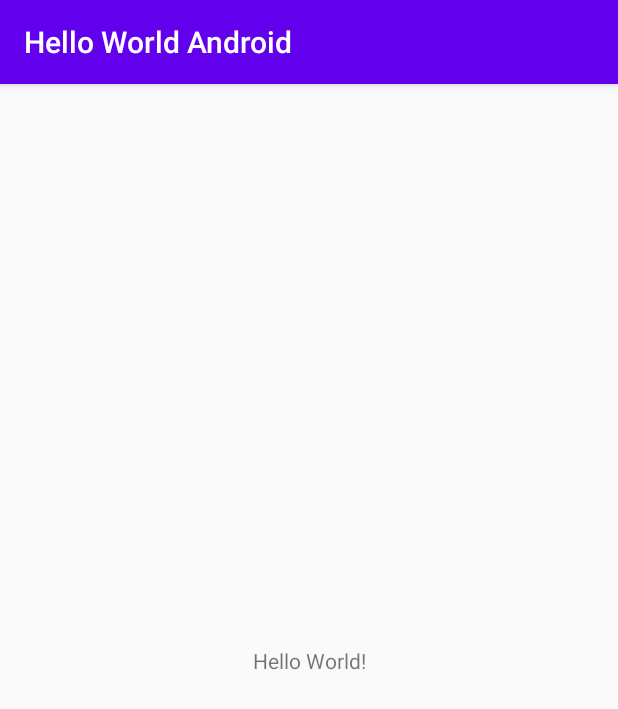
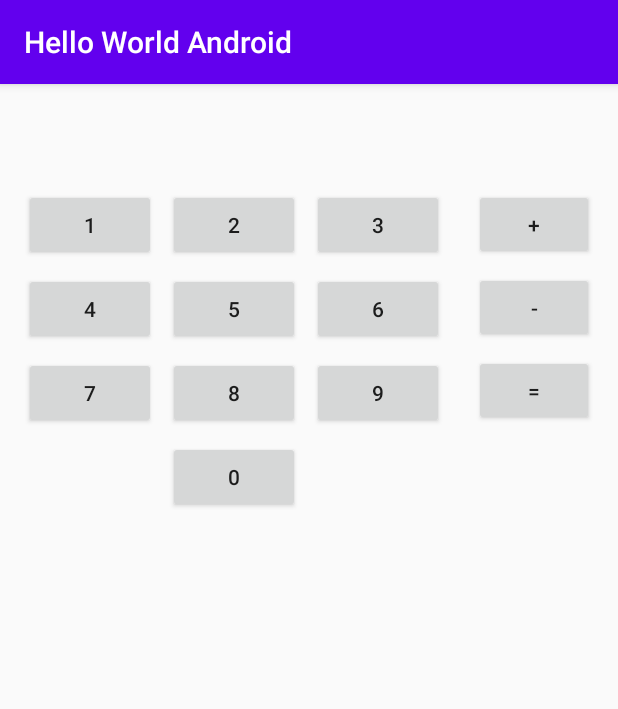
Before and after one commit to cahyanugraha12/hello-world-android, an Android app: the screen it shows after launch (MainActivity), on a phone screen of 412 x 824 dp. Shown: the top 709 px of the screen. Run offline under Robolectric (Android 15) with nearby library versions, the phone set to English and light mode, and no system bars.

Commit message:
[ADD] simple calculator layout

```diff
--- a/app/src/main/res/layout/activity_main.xml
+++ b/app/src/main/res/layout/activity_main.xml
@@ -6,13 +6,160 @@
     android:layout_height="match_parent"
     tools:context=".MainActivity">
 
-    <TextView
+    <Button
+        android:id="@+id/number_one"
         android:layout_width="wrap_content"
         android:layout_height="wrap_content"
-        android:text="Hello World!"
-        app:layout_constraintBottom_toBottomOf="parent"
-        app:layout_constraintLeft_toLeftOf="parent"
-        app:layout_constraintRight_toRightOf="parent"
+        android:layout_marginStart="16dp"
+        android:layout_marginLeft="16dp"
+        android:layout_marginTop="8dp"
+        android:text="1"
+        app:layout_constraintStart_toStartOf="parent"
+        app:layout_constraintTop_toBottomOf="@+id/calc_display" />
+
+    <Button
+        android:id="@+id/number_five"
+        android:layout_width="wrap_content"
+        android:layout_height="wrap_content"
+        android:layout_marginStart="8dp"
+        android:layout_marginLeft="8dp"
+        android:layout_marginTop="8dp"
+        android:text="5"
+        app:layout_constraintStart_toEndOf="@+id/number_four"
+        app:layout_constraintTop_toBottomOf="@+id/number_two" />
+
+    <Button
+        android:id="@+id/number_four"
+        android:layout_width="wrap_content"
+        android:layout_height="wrap_content"
+        android:layout_marginStart="16dp"
+        android:layout_marginLeft="16dp"
+        android:layout_marginTop="8dp"
+        android:text="4"
+        app:layout_constraintStart_toStartOf="parent"
+        app:layout_constraintTop_toBottomOf="@+id/number_one" />
+
+    <Button
+        android:id="@+id/number_six"
+        android:layout_width="88dp"
+        android:layout_height="wrap_content"
+        android:layout_marginStart="8dp"
+        android:layout_marginLeft="8dp"
+        android:layout_marginTop="8dp"
+        android:text="6"
+        app:layout_constraintStart_toEndOf="@+id/number_five"
+        app:layout_constraintTop_toBottomOf="@+id/number_three" />
+
+    <Button
+        android:id="@+id/number_three"
+        android:layout_width="wrap_content"
+        android:layout_height="wrap_content"
+        android:layout_marginStart="8dp"
+        android:layout_marginLeft="8dp"
+        android:layout_marginTop="8dp"
+        android:text="3"
+        app:layout_constraintStart_toEndOf="@+id/number_two"
+        app:layout_constraintTop_toBottomOf="@+id/calc_display" />
+
+    <Button
+        android:id="@+id/number_two"
+        android:layout_width="wrap_content"
+        android:layout_height="wrap_content"
+        android:layout_marginStart="8dp"
+        android:layout_marginLeft="8dp"
+        android:layout_marginTop="8dp"
+        android:text="2"
+        app:layout_constraintStart_toEndOf="@+id/number_one"
+        app:layout_constraintTop_toBottomOf="@+id/calc_display" />
+
+    <TextView
+        android:id="@+id/calc_display"
+        android:layout_width="377dp"
+        android:layout_height="46dp"
+        android:layout_marginStart="16dp"
+        android:layout_marginLeft="16dp"
+        android:layout_marginTop="16dp"
+        android:layout_marginEnd="16dp"
+        android:layout_marginRight="16dp"
+        app:layout_constraintEnd_toEndOf="parent"
+        app:layout_constraintStart_toStartOf="parent"
         app:layout_constraintTop_toTopOf="parent" />
 
+    <Button
+        android:id="@+id/number_seven"
+        android:layout_width="wrap_content"
+        android:layout_height="wrap_content"
+        android:layout_marginStart="16dp"
+        android:layout_marginLeft="16dp"
+        android:layout_marginTop="8dp"
+        android:text="7"
+        app:layout_constraintStart_toStartOf="parent"
+        app:layout_constraintTop_toBottomOf="@+id/number_four" />
+
+    <Button
+        android:id="@+id/number_eight"
+        android:layout_width="wrap_content"
+        android:layout_height="wrap_content"
+        android:layout_marginStart="8dp"
+        android:layout_marginLeft="8dp"
+        android:layout_marginTop="8dp"
+        android:text="8"
+        app:layout_constraintStart_toEndOf="@+id/number_seven"
+        app:layout_constraintTop_toBottomOf="@+id/number_five" />
+
+    <Button
+        android:id="@+id/number_nine"
+        android:layout_width="wrap_content"
+        android:layout_height="wrap_content"
+        android:layout_marginStart="8dp"
+        android:layout_marginLeft="8dp"
+        android:layout_marginTop="8dp"
+        android:text="9"
+        app:layout_constraintStart_toEndOf="@+id/number_eight"
+        app:layout_constraintTop_toBottomOf="@+id/number_six" />
+
+    <Button
+        android:id="@+id/number_zero"
+        android:layout_width="wrap_content"
+        android:layout_height="wrap_content"
+        android:layout_marginStart="112dp"
+        android:layout_marginLeft="112dp"
+        android:layout_marginTop="8dp"
+        android:text="0"
+        app:layout_constraintStart_toStartOf="parent"
+        app:layout_constraintTop_toBottomOf="@+id/number_eight" />
+
+    <Button
+        android:id="@+id/op_plus"
+        android:layout_width="80dp"
+        android:layout_height="47dp"
+        android:layout_marginTop="8dp"
+        android:layout_marginEnd="16dp"
+        android:layout_marginRight="16dp"
+        android:text="+"
+        app:layout_constraintEnd_toEndOf="parent"
+        app:layout_constraintTop_toBottomOf="@+id/calc_display" />
+
+    <Button
+        android:id="@+id/op_minus"
+        android:layout_width="80dp"
+        android:layout_height="47dp"
+        android:layout_marginTop="8dp"
+        android:layout_marginEnd="16dp"
+        android:layout_marginRight="16dp"
+        android:text="-"
+        app:layout_constraintEnd_toEndOf="parent"
+        app:layout_constraintTop_toBottomOf="@+id/op_plus" />
+
+    <Button
+        android:id="@+id/op_result"
+        android:layout_width="80dp"
+        android:layout_height="47dp"
+        android:layout_marginTop="8dp"
+        android:layout_marginEnd="16dp"
+        android:layout_marginRight="16dp"
+        android:text="="
+        app:layout_constraintEnd_toEndOf="parent"
+        app:layout_constraintTop_toBottomOf="@+id/op_minus" />
+
 </androidx.constraintlayout.widget.ConstraintLayout>
```
